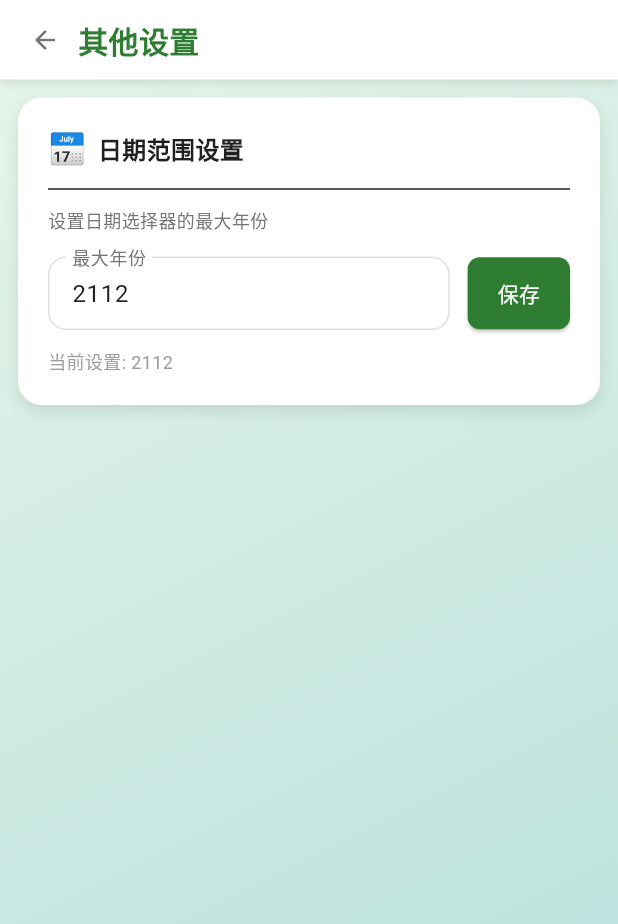
After one commit to WhiteGiverMa/intestine-ASSistant, a Flutter app: the SettingsPage screen opened directly, after a tap on "⚙️", on a phone screen of 412 x 824 dp. The commit adds this screen. Shown: the top 924 px of the screen. Run offline on Flutter 3.47's test engine with Material 3 defaults, Android fonts, the phone set to English and light mode, and no system bars; our stand-ins replace file_picker, fl_chart, flutter_markdown_plus, shared_preferences, sqflite, sqflite_common_ffi_web and 1 more; missing offline and left inert: dart:js_interop, highlight, markdown; accounts and stored records are empty.

Commit message:
release: v1.3.0 - BasePage组件重构和Bug修复
## refactor:
### 创建BasePage组件:
   - 封装 Scaffold + GestureDetector + 背景渐变 + SafeArea
   - 可选 AppHeader（支持 title 和 titleWidget）
   - 点击空白区域失焦
   - 响应式内容区域（maxWidth 限制）
   - 支持 child 或 builder 两种内容构建方式

## fix:
    - 修复更新应用数据丢失问题
    - 集中修复了analyze发现的info级问题

版本号: 1.3.0+8

```diff
--- a/frontend_Flutter/lib/models/models.dart
+++ b/frontend_Flutter/lib/models/models.dart
@@ -528,7 +528,7 @@ class ChatRequestDetails {
     });
     buffer.writeln('Body:');
     try {
-      final encoder = const JsonEncoder.withIndent('  ');
+      const encoder = JsonEncoder.withIndent('  ');
       final maskedBody = Map<String, dynamic>.from(body);
       if (maskedBody.containsKey('messages') && maskedBody['messages'] is List) {
         final messages = maskedBody['messages'] as List;
@@ -555,7 +555,7 @@ class ChatRequestDetails {
     if (responseBody != null) {
       buffer.writeln('Body:');
       try {
-        final encoder = const JsonEncoder.withIndent('  ');
+        const encoder = JsonEncoder.withIndent('  ');
         final decoded = jsonDecode(responseBody!);
         if (decoded is Map && decoded.containsKey('choices')) {
           final choices = decoded['choices'] as List;
--- a/frontend_Flutter/lib/pages/analysis_page.dart
+++ b/frontend_Flutter/lib/pages/analysis_page.dart
@@ -849,7 +849,9 @@ class _AnalysisPageState extends State<AnalysisPage> {
     final colors = themeProvider.colors;
 
     return Scaffold(
-      body: Container(
+      body: GestureDetector(
+        onTap: () => FocusScope.of(context).unfocus(),
+        child: Container(
           decoration: ThemeDecorations.backgroundGradient(
             context,
             mode: themeProvider.mode,
@@ -930,6 +932,7 @@ class _AnalysisPageState extends State<AnalysisPage> {
                 if (_currentTab == 0 && _aiStatus?.isConfigured == true)
                   _buildAnimatedSidebar(colors),
               ],
+            ),
           ),
         ),
       ),
--- a/frontend_Flutter/lib/pages/chat_settings.dart
+++ b/frontend_Flutter/lib/pages/chat_settings.dart
@@ -109,7 +109,9 @@ class _ChatSettingsState extends State<ChatSettings> {
   @override
   Widget build(BuildContext context) {
     final colors = context.watch<ThemeProvider>().colors;
-    return Container(
+    return GestureDetector(
+      onTap: () => FocusScope.of(context).unfocus(),
+      child: Container(
         padding: const EdgeInsets.all(16),
         decoration: ThemeDecorations.card(context),
         child: Column(
@@ -122,6 +124,7 @@ class _ChatSettingsState extends State<ChatSettings> {
             const Divider(height: 24),
             _buildSystemPromptSection(colors),
           ],
+        ),
       ),
     );
   }
--- a/frontend_Flutter/lib/pages/home_page.dart
+++ b/frontend_Flutter/lib/pages/home_page.dart
@@ -118,7 +118,6 @@ class _HomePageState extends State<HomePage> {
     final isWide = constraints.maxWidth >= Breakpoints.tablet;
     final crossAxisCount = ResponsiveUtils.getGridCrossAxisCount(
       context,
-      minItems: 2,
       maxItems: 3,
     );
 
--- a/frontend_Flutter/lib/pages/misc_settings_page.dart
+++ b/frontend_Flutter/lib/pages/misc_settings_page.dart
@@ -4,8 +4,7 @@ import '../providers/theme_provider.dart';
 import '../services/local_db_service.dart';
 import '../theme/theme_colors.dart';
 import '../theme/theme_decorations.dart';
-import '../widgets/app_header.dart';
-import '../utils/responsive_utils.dart';
+import '../widgets/base_page.dart';
 
 class MiscSettingsPage extends StatefulWidget {
   const MiscSettingsPage({super.key});
@@ -73,46 +72,24 @@ class _MiscSettingsPageState extends State<MiscSettingsPage> {
     final colors = themeProvider.colors;
 
     if (_loading) {
-      return Scaffold(
-        body: Container(
-          decoration: ThemeDecorations.backgroundGradient(
-            context,
-            mode: themeProvider.mode,
-          ),
+      return BasePage(
+        title: '其他设置',
+        showBackButton: true,
+        useScrollView: false,
         child: Center(
           child: Text(
             '加载中...',
             style: TextStyle(color: colors.textSecondary),
           ),
         ),
-        ),
       );
     }
 
-    return Scaffold(
-      body: Container(
-        decoration: ThemeDecorations.backgroundGradient(
-          context,
-          mode: themeProvider.mode,
-        ),
-        child: SafeArea(
-          child: Column(
-            children: [
-              const AppHeader(title: '其他设置', showBackButton: true),
-              Expanded(
-                child: SingleChildScrollView(
-                  padding: ResponsiveUtils.responsivePadding(context),
-                  child: ResponsiveUtils.constrainedContent(
-                    context: context,
+    return BasePage(
+      title: '其他设置',
+      showBackButton: true,
       maxWidth: 600,
       child: Column(children: [_buildYearSetting(colors)]),
-                  ),
-                ),
-              ),
-            ],
-          ),
-        ),
-      ),
     );
   }
 
--- a/frontend_Flutter/lib/services/deepseek_service.dart
+++ b/frontend_Flutter/lib/services/deepseek_service.dart
@@ -249,7 +249,6 @@ Please reply in Chinese, maintaining a professional yet friendly tone.''';
           url: url,
           headers: headers,
           body: requestBody,
-          statusCode: null,
           errorMessage: e.toString(),
           duration: duration,
         );
@@ -389,7 +388,7 @@ Please reply in Chinese, maintaining a professional yet friendly tone.''';
         body: requestBody,
         statusCode: statusCode,
         responseBody:
-            '{"choices":[{"message":{"content":"${buffer.length > 500 ? buffer.toString().substring(0, 500) + '... (${buffer.length} chars)' : buffer.toString()}"}}]}',
+            '{"choices":[{"message":{"content":"${buffer.length > 500 ? '${buffer.toString().substring(0, 500)}... (${buffer.length} chars)' : buffer.toString()}"}}]}',
         duration: duration,
       );
     } catch (e) {
--- /dev/null
+++ b/frontend_Flutter/lib/widgets/base_page.dart
@@ -0,0 +1,127 @@
+import 'package:flutter/material.dart';
+import 'package:provider/provider.dart';
+import '../providers/theme_provider.dart';
+import '../theme/theme_decorations.dart';
+import '../utils/responsive_utils.dart';
+import 'app_header.dart';
+
+/// Base page widget that encapsulates common page structure.
+///
+/// @module: base_page
+/// @type: widget
+/// @layer: frontend
+/// @depends: [providers.theme_provider, theme.theme_decorations, utils.responsive_utils, widgets.app_header]
+/// @exports: [BasePage]
+/// @brief: Reusable base page component with background, header, and unfocus-on-tap support.
+class BasePage extends StatelessWidget {
+  final String? title;
+  final Widget? titleWidget;
+  final bool showBackButton;
+  final Widget? trailing;
+  final Widget? bottom;
+  final bool unfocusOnTap;
+  final double? maxWidth;
+  final bool useScrollView;
+  final EdgeInsetsGeometry? padding;
+  final Widget? child;
+  final Widget Function(BuildContext context)? builder;
+  final bool resizeToAvoidBottomInset;
+  final VoidCallback? onBack;
+  final double titleFontSize;
+
+  const BasePage({
+    super.key,
+    this.title,
+    this.titleWidget,
+    this.showBackButton = false,
+    this.trailing,
+    this.bottom,
+    this.unfocusOnTap = true,
+    this.maxWidth,
+    this.useScrollView = true,
+    this.padding,
+    this.child,
+    this.builder,
+    this.resizeToAvoidBottomInset = true,
+    this.onBack,
+    this.titleFontSize = 20,
+  }) : assert(
+         child != null || builder != null,
+         'Either child or builder must be provided',
+       ),
+       assert(
+         title != null || titleWidget != null || showBackButton == false,
+         'title or titleWidget is required when showBackButton is true',
+       );
+
+  @override
+  Widget build(BuildContext context) {
+    final themeProvider = context.watch<ThemeProvider>();
+    final hasHeader = title != null || titleWidget != null;
+
+    final contentWidget = child ?? builder!(context);
+
+    Widget content = hasHeader
+        ? Column(
+            children: [
+              AppHeader(
+                title: title,
+                titleWidget: titleWidget,
+                showBackButton: showBackButton,
+                trailing: trailing,
+                bottom: bottom,
+                onBack: onBack,
+                titleFontSize: titleFontSize,
+              ),
+              Expanded(child: _buildContent(context, contentWidget)),
+            ],
+          )
+        : _buildContent(context, contentWidget);
+
+    if (unfocusOnTap) {
+      content = GestureDetector(
+        onTap: () => FocusScope.of(context).unfocus(),
+        child: content,
+      );
+    }
+
+    return Scaffold(
+      resizeToAvoidBottomInset: resizeToAvoidBottomInset,
+      body: Container(
+        decoration: ThemeDecorations.backgroundGradient(
+          context,
+          mode: themeProvider.mode,
+        ),
+        child: SafeArea(child: content),
+      ),
+    );
+  }
+
+  Widget _buildContent(BuildContext context, Widget contentWidget) {
+    if (!useScrollView) {
+      if (maxWidth != null) {
+        return Center(
+          child: ConstrainedBox(
+            constraints: BoxConstraints(maxWidth: maxWidth!),
+            child: contentWidget,
+          ),
+        );
+      }
+      return contentWidget;
+    }
+
+    final scrollChild = maxWidth != null
+        ? Center(
+            child: ConstrainedBox(
+              constraints: BoxConstraints(maxWidth: maxWidth!),
+              child: contentWidget,
+            ),
+          )
+        : contentWidget;
+
+    return SingleChildScrollView(
+      padding: padding ?? ResponsiveUtils.responsivePadding(context),
+      child: scrollChild,
+    );
+  }
+}
--- a/frontend_Flutter/pubspec.yaml
+++ b/frontend_Flutter/pubspec.yaml
@@ -1,7 +1,7 @@
 name: frontend_flutter
 description: "肠胃健康助手 - Intestine ASSistant"
 publish_to: 'none'
-version: 1.2.1+7
+version: 1.3.0+8
 
 environment:
   sdk: ^3.7.0
```
Also changed, not shown: frontend_Flutter/lib/pages/about_page.dart (+5 -25 lines), frontend_Flutter/lib/pages/ai_chat_options_page.dart (+9 -30 lines), frontend_Flutter/lib/pages/dev_tools_page.dart (+4 -24 lines), frontend_Flutter/lib/pages/record_page.dart (+6 -18 lines), frontend_Flutter/lib/pages/splash_page.dart (+4 -12 lines), frontend_Flutter/lib/pages/test_data_generator_page.dart (+6 -18 lines), frontend_Flutter/lib/pages/theme_selector_page.dart (+6 -19 lines), frontend_Flutter/lib/pages/user_account_page.dart (+4 -24 lines), frontend_Flutter/lib/services/database_service.dart (+33 -3 lines), 3 other files. Lines whose indentation alone changed are shown as unchanged.
